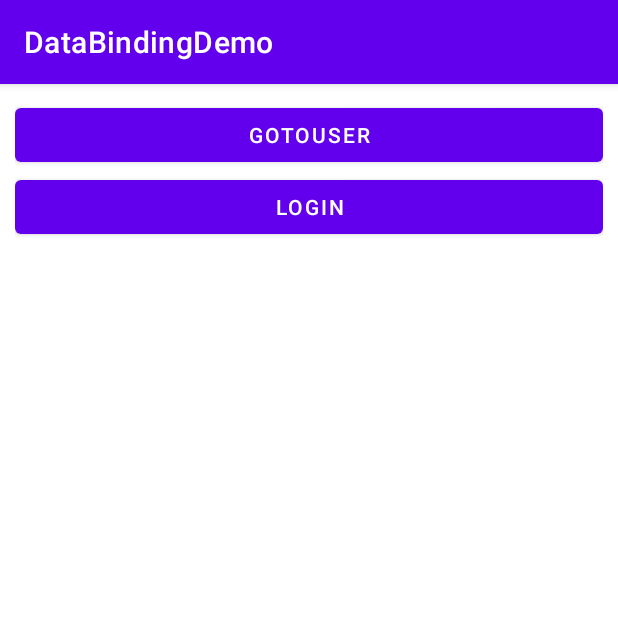
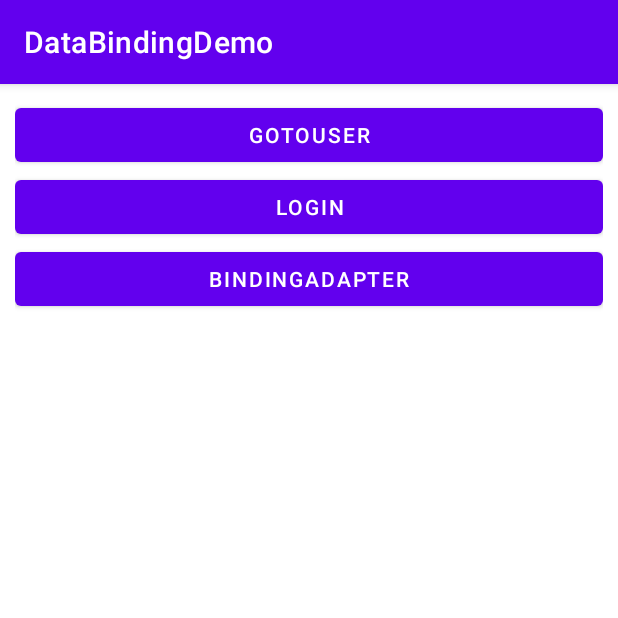
Before and after one commit to songlin0859/DataBindingDemo, an Android app: the screen it shows after launch (MainActivity), on a phone screen of 412 x 824 dp, the top half of it. Run offline under Robolectric (Android 15) with nearby library versions, the phone set to English and light mode, and no system bars.

Commit message:
注解BindingAdapter ok

```diff
--- a/app/src/main/AndroidManifest.xml
+++ b/app/src/main/AndroidManifest.xml
@@ -9,7 +9,8 @@
         android:roundIcon="@mipmap/ic_launcher_round"
         android:supportsRtl="true"
         android:theme="@style/Theme.DataBindingDemo">
-        <activity android:name=".LoginActivity"></activity>
+        <activity android:name=".BindingAdapterActivity"></activity>
+        <activity android:name=".LoginActivity" />
         <activity android:name=".UserActivity" />
         <activity android:name=".MainActivity">
             <intent-filter>
--- a/app/src/main/java/com/sl/databindingdemo/MainActivity.kt
+++ b/app/src/main/java/com/sl/databindingdemo/MainActivity.kt
@@ -18,4 +18,8 @@ class MainActivity : AppCompatActivity() {
     fun login(view: View) {
         startActivity(Intent(this, LoginActivity::class.java))
     }
+
+    fun binding(view: View) {
+        startActivity(Intent(this, BindingAdapterActivity::class.java))
+    }
 }
--- a/app/src/main/res/layout/activity_main.xml
+++ b/app/src/main/res/layout/activity_main.xml
@@ -21,4 +21,11 @@
         android:onClick="login"
         />
 
+    <Button
+        android:layout_width="match_parent"
+        android:layout_height="wrap_content"
+        android:text="BindingAdapter"
+        android:onClick="binding"
+        />
+
 </LinearLayout>
```
Also changed, not shown: app/src/main/java/com/sl/databindingdemo/BindingAdapterActivity.kt (added, +20 -0 lines), app/src/main/java/com/sl/databindingdemo/anno/TextViewBindingAdapter.kt (added, +12 -0 lines), app/src/main/res/layout/activity_binding_adapter.xml (added, +16 -0 lines), 1 other file.
